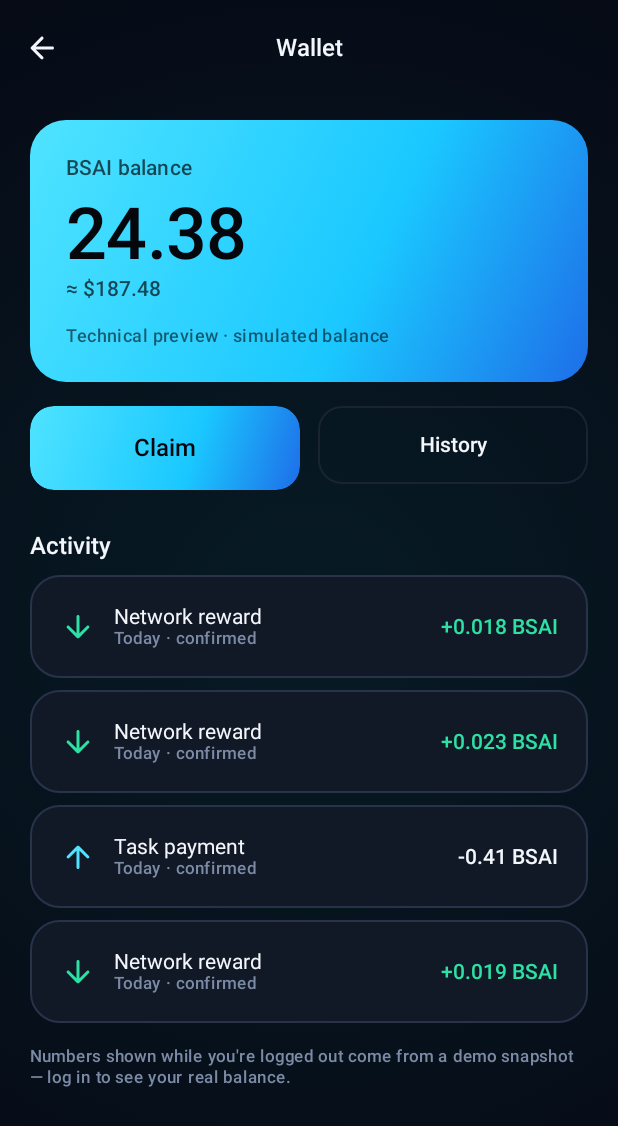
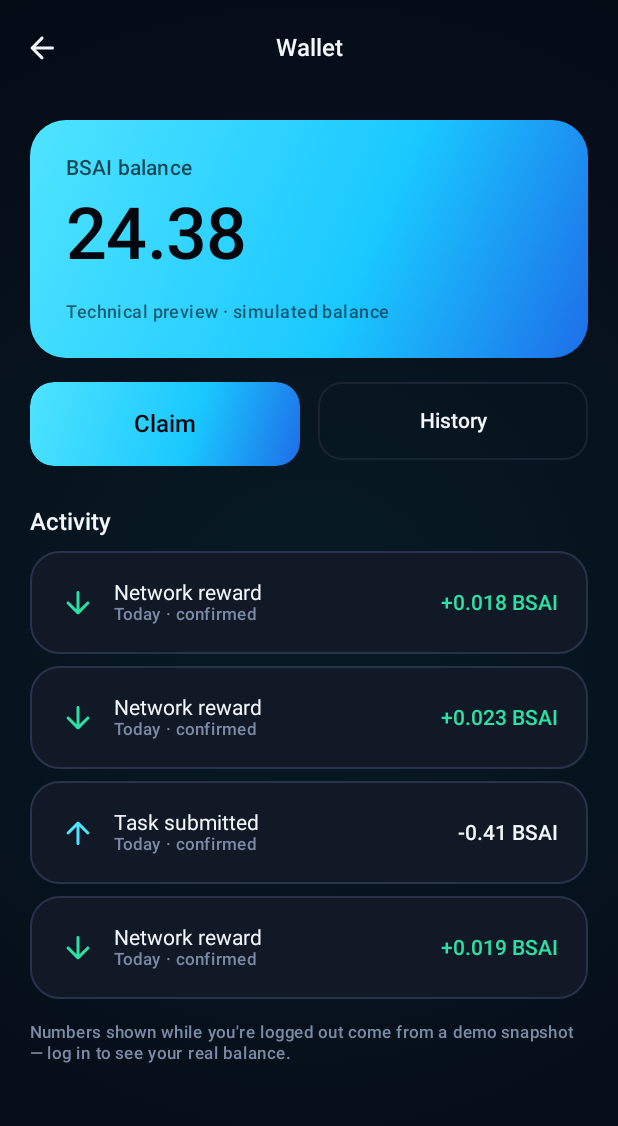
Before and after one commit to vylexAI/vylexAI-Android, an Android app built with Jetpack Compose: the WalletScreen screen opened through its navigation route, on a phone screen of 412 x 824 dp. Shown: the top 1126 px of the screen. Run offline under Robolectric (Android 15) with nearby library versions, the phone set to English and light mode, and no system bars; our stand-ins replace Dagger/Hilt's generated code; 1 statement that could not run was skipped.

Commit message:
release(0.1.12): targetSdk 36, wording fixes, Settings Privacy/Delete links
- Bump versionCode 13, versionName 0.1.12
- compileSdk + targetSdk 35 → 36 (Android 16; required by Play Console May 2026)
- Remove hard-coded USD_PER_BSAI conversion from WalletScreen; balance shows
  BSAI points only
- ModeSelectScreen: "pay you in BSAI" → "reward you with BSAI"
- ClientDashboardScreen: "This month spend" → "Used this month"
- SettingsScreen: add Privacy Policy and Delete Account links under Account
- docs/play-store-listing.md: align with approved Play Store text

Co-Authored-By: Claude Sonnet 4.6 <noreply@anthropic.com>

```diff
--- a/app/src/main/java/com/vylexai/app/ui/screens/ClientDashboardScreen.kt
+++ b/app/src/main/java/com/vylexai/app/ui/screens/ClientDashboardScreen.kt
@@ -88,7 +88,7 @@ fun ClientDashboardScreen(
                 modifier = Modifier.weight(1f)
             )
             MetricTile(
-                label = "This month spend",
+                label = "Used this month",
                 value = formatBsaiAmount(dash.bsaiSpent),
                 trailing = "BSAI",
                 accent = VylexPalette.Cyan300,
--- a/app/src/main/java/com/vylexai/app/ui/screens/ModeSelectScreen.kt
+++ b/app/src/main/java/com/vylexai/app/ui/screens/ModeSelectScreen.kt
@@ -53,7 +53,7 @@ fun ModeSelectScreen(onSelect: (Mode) -> Unit) {
             icon = Icons.Rounded.Bolt,
             title = "Provider",
             tagline = "Lend compute, earn BSAI",
-            body = "Your device joins the network as a node. When it's charging and on Wi-Fi, we route lightweight AI tasks to it and pay you in BSAI.",
+            body = "Your device joins the network as a node. When it's charging and on Wi-Fi, we route lightweight AI tasks to it and reward you with BSAI.",
             onClick = { onSelect(Mode.Provider) }
         )
         Spacer(Modifier.height(16.dp))
--- a/app/src/main/java/com/vylexai/app/ui/screens/WalletScreen.kt
+++ b/app/src/main/java/com/vylexai/app/ui/screens/WalletScreen.kt
@@ -37,8 +37,6 @@ import com.vylexai.app.ui.components.VylexTopBar
 import com.vylexai.app.ui.theme.VylexPalette
 import com.vylexai.app.ui.theme.VylexTheme
 import java.math.BigDecimal
-
-private const val USD_PER_BSAI = 7.69
 
 @OptIn(ExperimentalMaterial3Api::class)
 @Composable
@@ -94,15 +92,10 @@ private fun BalanceHero(state: WalletUiState) {
                 style = MaterialTheme.typography.displayLarge,
                 color = VylexPalette.Ink900
             )
-            Text(
-                text = "≈ \$${formatUsd(state.balanceBsai)}",
-                style = MaterialTheme.typography.titleMedium,
-                color = VylexPalette.Ink900.copy(alpha = 0.7f)
-            )
             Spacer(Modifier.height(16.dp))
             Text(
                 text = when (state.kind) {
-                    WalletKind.Live -> "Held by VylexAI custody · withdrawals open at public beta"
+                    WalletKind.Live -> "Non-transferable reward points · technical preview"
                     WalletKind.Loading -> "Refreshing…"
                     WalletKind.Error -> state.message ?: "Couldn't reach the network"
                     WalletKind.Demo -> "Technical preview · simulated balance"
@@ -119,7 +112,7 @@ private fun ActivityList() {
     listOf(
         Triple("Network reward", "+0.018 BSAI", true),
         Triple("Network reward", "+0.023 BSAI", true),
-        Triple("Task payment", "-0.41 BSAI", false),
+        Triple("Task submitted", "-0.41 BSAI", false),
         Triple("Network reward", "+0.019 BSAI", true)
     ).forEach { (label, amount, incoming) ->
         GlassCard(modifier = Modifier.fillMaxWidth()) {
@@ -168,11 +161,6 @@ private fun formatBsai(amount: BigDecimal): String {
     return rounded.toPlainString()
 }
 
-private fun formatUsd(amount: BigDecimal): String {
-    val usd = amount.multiply(BigDecimal(USD_PER_BSAI))
-        .setScale(2, java.math.RoundingMode.HALF_UP)
-    return usd.toPlainString()
-}
 
 @Preview
 @Composable
```
Also changed, not shown: app/build.gradle.kts (+5 -5 lines), app/src/main/java/com/vylexai/app/ui/screens/SettingsScreen.kt (+35 -0 lines), 1 other file.
